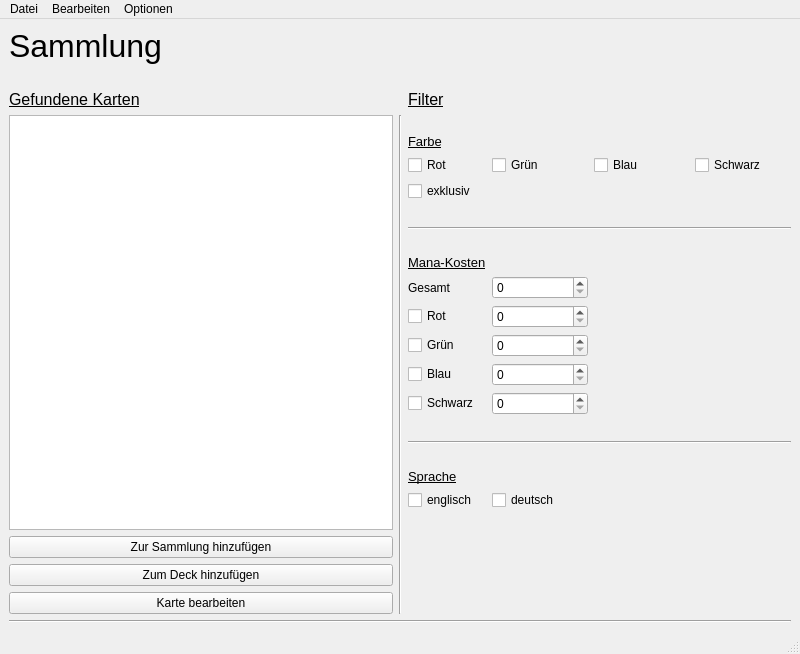
The window that GUI/02_sammlung.ui (Mompfred93/MTG_Manager) describes before a commit, drawn with Qt 5.
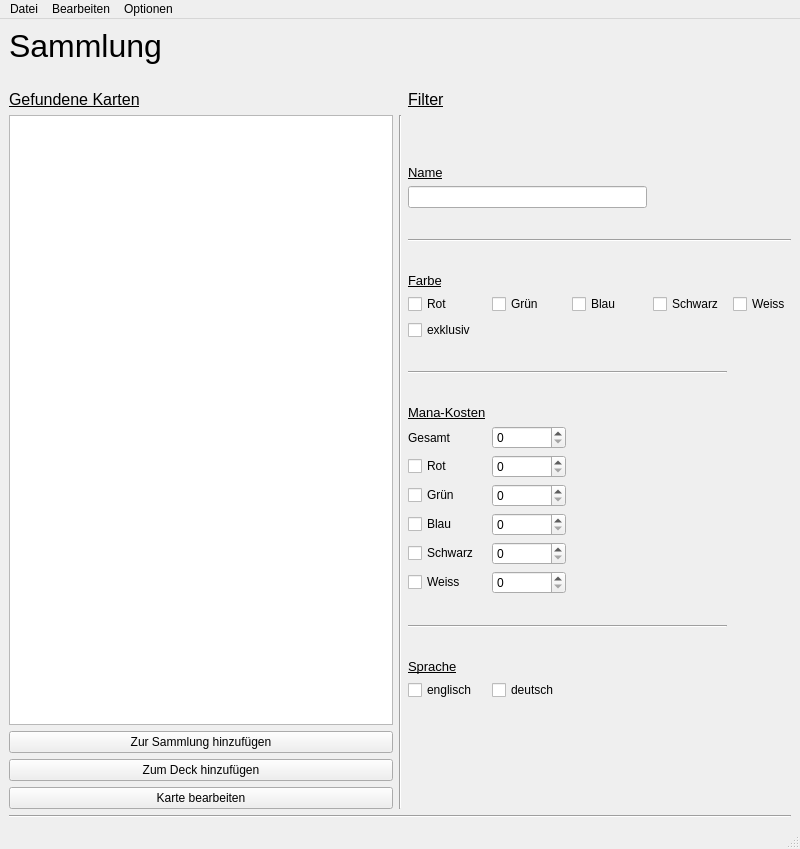
The same window after the commit.

Commit message: add mana filtering add double click for debugging add on the fly search by name

```diff
--- a/GUI/02_sammlung.ui
+++ b/GUI/02_sammlung.ui
@@ -7,7 +7,7 @@
     <x>0</x>
     <y>0</y>
     <width>800</width>
-    <height>654</height>
+    <height>849</height>
    </rect>
   </property>
   <property name="windowTitle">
@@ -85,36 +85,10 @@
           </property>
          </spacer>
         </item>
-        <item row="4" column="0">
-         <widget class="QListView" name="listView"/>
-        </item>
         <item row="4" column="2">
          <layout class="QGridLayout" name="gridLayout_4">
-          <item row="18" column="0">
-           <spacer name="verticalSpacer_4">
-            <property name="orientation">
-             <enum>Qt::Vertical</enum>
-            </property>
-            <property name="sizeHint" stdset="0">
-             <size>
-              <width>20</width>
-              <height>40</height>
-             </size>
-            </property>
-           </spacer>
-          </item>
-          <item row="11" column="0">
-           <widget class="QLabel" name="label_7">
-            <property name="text">
-             <string>Gesamt</string>
-            </property>
-           </widget>
-          </item>
-          <item row="11" column="1">
-           <widget class="QSpinBox" name="spinBox"/>
-          </item>
-          <item row="6" column="0">
-           <widget class="QCheckBox" name="checkBox_3">
+          <item row="12" column="0">
+           <widget class="QCheckBox" name="chkbox_sammlung_exklusiv">
             <property name="toolTip">
              <string>&lt;html&gt;&lt;head/&gt;&lt;body&gt;&lt;p&gt;Ist die Karte einfarbig?&lt;/p&gt;&lt;/body&gt;&lt;/html&gt;</string>
             </property>
@@ -123,7 +97,7 @@
             </property>
            </widget>
           </item>
-          <item row="21" column="2">
+          <item row="28" column="2">
            <spacer name="horizontalSpacer_4">
             <property name="orientation">
              <enum>Qt::Horizontal</enum>
@@ -136,69 +110,131 @@
             </property>
            </spacer>
           </item>
-          <item row="2" column="3">
-           <widget class="QCheckBox" name="checkBox_6">
+          <item row="25" column="0">
+           <spacer name="verticalSpacer_4">
+            <property name="orientation">
+             <enum>Qt::Vertical</enum>
+            </property>
+            <property name="sizeHint" stdset="0">
+             <size>
+              <width>20</width>
+              <height>40</height>
+             </size>
+            </property>
+           </spacer>
+          </item>
+          <item row="8" column="3">
+           <widget class="QCheckBox" name="chkbox_sammlung_farbeS">
             <property name="text">
              <string>Schwarz</string>
             </property>
            </widget>
           </item>
-          <item row="17" column="0" colspan="4">
-           <widget class="Line" name="line_3">
+          <item row="17" column="0">
+           <widget class="QLabel" name="label_7">
+            <property name="text">
+             <string>Gesamt</string>
+            </property>
+           </widget>
+          </item>
+          <item row="17" column="1">
+           <widget class="QSpinBox" name="spinbox_sammlung_kostengesamt"/>
+          </item>
+          <item row="0" column="0">
+           <spacer name="verticalSpacer_6">
             <property name="orientation">
-             <enum>Qt::Horizontal</enum>
+             <enum>Qt::Vertical</enum>
             </property>
-           </widget>
-          </item>
-          <item row="2" column="1">
-           <widget class="QCheckBox" name="checkBox_5">
-            <property name="text">
-             <string>Grün</string>
+            <property name="sizeHint" stdset="0">
+             <size>
+              <width>20</width>
+              <height>40</height>
+             </size>
             </property>
-           </widget>
+           </spacer>
           </item>
-          <item row="19" column="0">
-           <widget class="QLabel" name="label_8">
-            <property name="font">
-             <font>
-              <pointsize>10</pointsize>
-              <underline>true</underline>
-             </font>
-            </property>
-            <property name="text">
-             <string>Sprache</string>
-            </property>
-           </widget>
-          </item>
-          <item row="20" column="0">
-           <widget class="QCheckBox" name="checkBox_10">
+          <item row="27" column="0">
+           <widget class="QCheckBox" name="chkbox_sammlung_spracheEn">
             <property name="text">
              <string>englisch</string>
             </property>
            </widget>
           </item>
-          <item row="8" column="0" colspan="4">
+          <item row="8" column="1">
+           <widget class="QCheckBox" name="chkbox_sammlung_farbeG">
+            <property name="text">
+             <string>Grün</string>
+            </property>
+           </widget>
+          </item>
+          <item row="18" column="1">
+           <widget class="QSpinBox" name="spinbox_sammlung_kostenR"/>
+          </item>
+          <item row="14" column="0" colspan="4">
            <widget class="Line" name="line_2">
             <property name="orientation">
              <enum>Qt::Horizontal</enum>
             </property>
            </widget>
           </item>
-          <item row="20" column="1">
-           <widget class="QCheckBox" name="checkBox_11">
+          <item row="26" column="0">
+           <widget class="QLabel" name="label_8">
+            <property name="font">
+             <font>
+              <pointsize>10</pointsize>
+              <underline>true</underline>
+             </font>
+            </property>
+            <property name="text">
+             <string>Sprache</string>
+            </property>
+           </widget>
+          </item>
+          <item row="27" column="1">
+           <widget class="QCheckBox" name="chkbox_sammlung_spracheDe">
             <property name="text">
              <string>deutsch</string>
             </property>
            </widget>
           </item>
-          <item row="2" column="2">
-           <widget class="QCheckBox" name="checkBox_4">
+          <item row="19" column="1">
+           <widget class="QSpinBox" name="spinbox_sammlung_kostenG"/>
+          </item>
+          <item row="20" column="1">
+           <widget class="QSpinBox" name="spinbox_sammlung_kostenB"/>
+          </item>
+          <item row="21" column="1">
+           <widget class="QSpinBox" name="spinbox_sammlung_kostenS"/>
+          </item>
+          <item row="24" column="0" colspan="4">
+           <widget class="Line" name="line_3">
+            <property name="orientation">
+             <enum>Qt::Horizontal</enum>
+            </property>
+           </widget>
+          </item>
+          <item row="20" column="0">
+           <widget class="QCheckBox" name="chkbox_sammlung__manaB">
             <property name="text">
              <string>Blau</string>
             </property>
            </widget>
           </item>
-          <item row="10" column="0">
+          <item row="8" column="2">
+           <widget class="QCheckBox" name="chkbox_sammlung_farbeB">
+            <property name="text">
+             <string>Blau</string>
+            </property>
+           </widget>
+          </item>
+          <item row="21" column="0">
+           <widget class="QCheckBox" name="chkbox_sammlung__manaS">
+            <property name="text">
+             <string>Schwarz</string>
+            </property>
+           </widget>
+          </item>
+          <item row="16" column="0">
            <widget class="QLabel" name="label_6">
             <property name="font">
              <font>
@@ -211,28 +247,8 @@
             </property>
            </widget>
           </item>
-          <item row="9" column="0">
-           <spacer name="verticalSpacer">
-            <property name="orientation">
-             <enum>Qt::Vertical</enum>
-            </property>
-            <property name="sizeHint" stdset="0">
-             <size>
-              <width>20</width>
-              <height>40</height>
-             </size>
-            </property>
-           </spacer>
-          </item>
           <item row="15" column="0">
-           <widget class="QCheckBox" name="checkBox_9">
-            <property name="text">
-             <string>Schwarz</string>
-            </property>
-           </widget>
-          </item>
-          <item row="21" column="0">
-           <spacer name="verticalSpacer_2">
+           <spacer name="verticalSpacer">
             <property name="orientation">
              <enum>Qt::Vertical</enum>
             </property>
@@ -244,14 +260,7 @@
             </property>
            </spacer>
           </item>
-          <item row="2" column="0">
-           <widget class="QCheckBox" name="checkBox">
-            <property name="text">
-             <string>Rot</string>
-            </property>
-           </widget>
-          </item>
-          <item row="21" column="3">
+          <item row="28" column="3">
            <spacer name="horizontalSpacer">
             <property name="orientation">
              <enum>Qt::Horizontal</enum>
@@ -264,34 +273,7 @@
             </property>
            </spacer>
           </item>
-          <item row="21" column="1">
-           <spacer name="horizontalSpacer_3">
-            <property name="orientation">
-             <enum>Qt::Horizontal</enum>
-            </property>
-            <property name="sizeHint" stdset="0">
-             <size>
-              <width>40</width>
-              <height>20</height>
-             </size>
-            </property>
-           </spacer>
-          </item>
-          <item row="13" column="0">
-           <widget class="QCheckBox" name="checkBox_7">
-            <property name="text">
-             <string>Grün</string>
-            </property>
-           </widget>
-          </item>
-          <item row="14" column="0">
-           <widget class="QCheckBox" name="checkBox_8">
-            <property name="text">
-             <string>Blau</string>
-            </property>
-           </widget>
-          </item>
-          <item row="1" column="0">
+          <item row="7" column="0">
            <widget class="QLabel" name="label_3">
             <property name="font">
              <font>
@@ -304,8 +286,8 @@
             </property>
            </widget>
           </item>
-          <item row="16" column="0">
-           <spacer name="verticalSpacer_3">
+          <item row="28" column="0">
+           <spacer name="verticalSpacer_2">
             <property name="orientation">
              <enum>Qt::Vertical</enum>
             </property>
@@ -317,14 +299,7 @@
             </property>
            </spacer>
           </item>
-          <item row="12" column="0">
-           <widget class="QCheckBox" name="checkBox_2">
-            <property name="text">
-             <string>Rot</string>
-            </property>
-           </widget>
-          </item>
-          <item row="7" column="0">
+          <item row="13" column="0">
            <spacer name="verticalSpacer_5">
             <property name="orientation">
              <enum>Qt::Vertical</enum>
@@ -337,20 +312,121 @@
             </property>
            </spacer>
           </item>
-          <item row="15" column="1">
-           <widget class="QSpinBox" name="spinBox_5"/>
+          <item row="19" column="0">
+           <widget class="QCheckBox" name="chkbox_sammlung__manaG">
+            <property name="text">
+             <string>Grün</string>
+            </property>
+           </widget>
           </item>
-          <item row="13" column="1">
-           <widget class="QSpinBox" name="spinBox_3"/>
+          <item row="8" column="0">
+           <widget class="QCheckBox" name="chkbox_sammlung_farbeR">
+            <property name="text">
+             <string>Rot</string>
+            </property>
+           </widget>
           </item>
-          <item row="14" column="1">
-           <widget class="QSpinBox" name="spinBox_4"/>
+          <item row="23" column="0">
+           <spacer name="verticalSpacer_3">
+            <property name="orientation">
+             <enum>Qt::Vertical</enum>
+            </property>
+            <property name="sizeHint" stdset="0">
+             <size>
+              <width>20</width>
+              <height>40</height>
+             </size>
+            </property>
+           </spacer>
           </item>
-          <item row="12" column="1">
-           <widget class="QSpinBox" name="spinBox_2"/>
+          <item row="28" column="1">
+           <spacer name="horizontalSpacer_3">
+            <property name="orientation">
+             <enum>Qt::Horizontal</enum>
+            </property>
+            <property name="sizeHint" stdset="0">
+             <size>
+              <width>40</width>
+              <height>20</height>
+             </size>
+            </property>
+           </spacer>
           </item>
-          <item row="0" column="0">
-           <spacer name="verticalSpacer_6">
+          <item row="22" column="0">
+           <widget class="QCheckBox" name="chkbox_sammlung__manaW">
+            <property name="text">
+             <string>Weiss</string>
+            </property>
+           </widget>
+          </item>
+          <item row="22" column="1">
+           <widget class="QSpinBox" name="spinbox_sammlung_kostenW"/>
+          </item>
+          <item row="18" column="0">
+           <widget class="QCheckBox" name="chkbox_sammlung__manaR">
+            <property name="text">
+             <string>Rot</string>
+            </property>
+           </widget>
+          </item>
+          <item row="8" column="4">
+           <widget class="QCheckBox" name="chkbox_sammlung_farbeW">
+            <property name="text">
+             <string>Weiss</string>
+            </property>
+           </widget>
+          </item>
+          <item row="2" column="0">
+           <widget class="QLabel" name="label_5">
+            <property name="font">
+             <font>
+              <pointsize>10</pointsize>
+              <underline>true</underline>
+             </font>
+            </property>
+            <property name="text">
+             <string>Name</string>
+            </property>
+           </widget>
+          </item>
+          <item row="3" column="0" colspan="3">
+           <widget class="QLineEdit" name="line_edit_sammlung_name"/>
+          </item>
+          <item row="4" column="0">
+           <spacer name="verticalSpacer_8">
+            <property name="orientation">
+             <enum>Qt::Vertical</enum>
+            </property>
+            <property name="sizeHint" stdset="0">
+             <size>
+              <width>20</width>
+              <height>40</height>
+             </size>
+            </property>
+           </spacer>
+          </item>
+          <item row="6" column="0">
+           <spacer name="verticalSpacer_7">
+            <property name="orientation">
+             <enum>Qt::Vertical</enum>
+            </property>
+            <property name="sizeHint" stdset="0">
+             <size>
+              <width>20</width>
+              <height>40</height>
+             </size>
+            </property>
+           </spacer>
+          </item>
+          <item row="5" column="0" colspan="5">
+           <widget class="Line" name="line_5">
+            <property name="orientation">
+             <enum>Qt::Horizontal</enum>
+            </property>
+           </widget>
+          </item>
+          <item row="1" column="0">
+           <spacer name="verticalSpacer_9">
             <property name="orientation">
              <enum>Qt::Vertical</enum>
             </property>
@@ -398,6 +474,16 @@
           </property>
          </widget>
         </item>
+        <item row="4" column="0">
+         <widget class="QListWidget" name="list_sammlung_gefundene_karten">
+          <property name="editTriggers">
+           <set>QAbstractItemView::NoEditTriggers</set>
+          </property>
+          <property name="alternatingRowColors">
+           <bool>true</bool>
+          </property>
+         </widget>
+        </item>
        </layout>
       </item>
      </layout>
```
Left out of the diff: 12 changed lines with no effect on the pictures. The commit also changes 6 other files.
